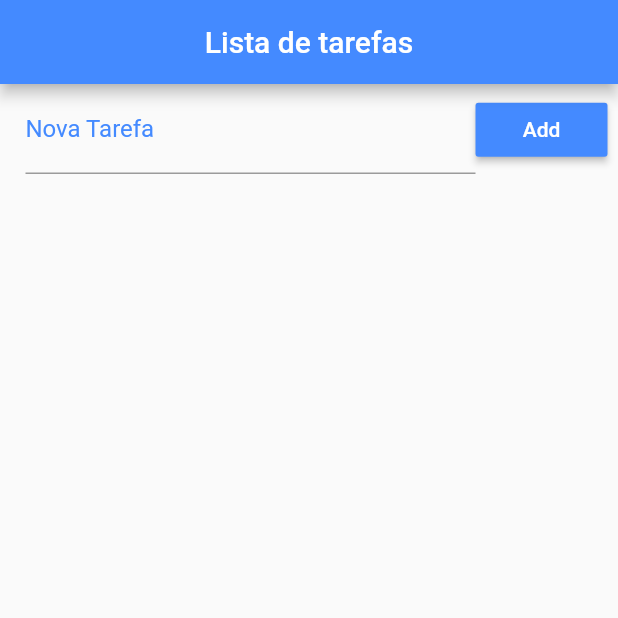
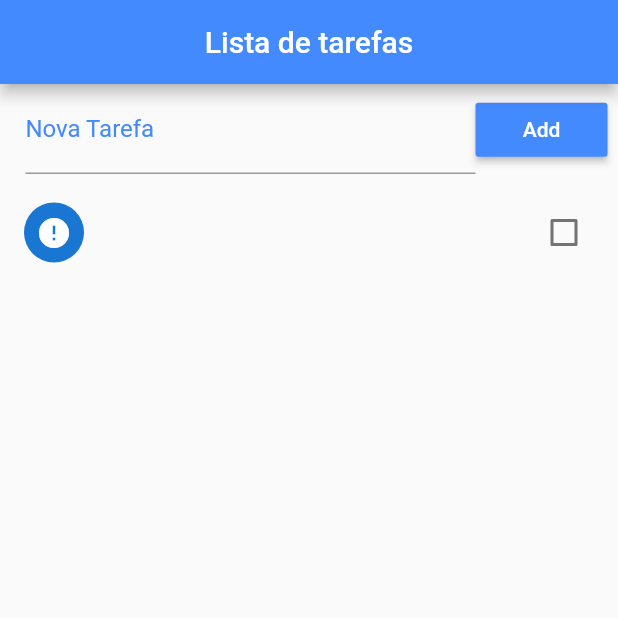
Before and after one commit to tiagosantos/listadetarefas, a Flutter app: the screen it shows after launch, after a tap on "Add", on a phone screen of 412 x 824 dp, the top half of it. Run offline on Flutter 3.47's test engine with Material 2 defaults, Android fonts, the phone set to English and light mode, and no system bars.

Commit message:
Create map list

```diff
--- a/lib/main.dart
+++ b/lib/main.dart
@@ -15,7 +15,17 @@ class Home extends StatefulWidget {
 }
 
 class _HomeState extends State<Home> {
+  final _toDoController = TextEditingController();
   List _toDoList = [];
+  void addToDo() {
+    setState(() {
+      Map<String, dynamic> newToDo = Map();
+      newToDo["title"] = _toDoController.text;
+      _toDoController.text = "";
+      newToDo["ok"] = false;
+      _toDoList.add(newToDo);
+    });
+  }
 
   @override
   Widget build(BuildContext context) {
@@ -33,6 +43,7 @@ class _HomeState extends State<Home> {
                 children: <Widget>[
                   Expanded(
                       child: TextField(
+                          controller: _toDoController,
                           decoration: InputDecoration(
                               labelText: "Nova Tarefa",
                               labelStyle:
@@ -41,10 +52,31 @@ class _HomeState extends State<Home> {
                       color: Colors.blueAccent,
                       child: Text("Add"),
                       textColor: Colors.white,
-                      onPressed: () {})
+                      onPressed: addToDo)
                 ],
               ),
-            )
+            ),
+            Expanded(
+                child: ListView.builder(
+              padding: EdgeInsets.only(top: 10.0),
+              itemCount: _toDoList.length,
+              itemBuilder: (context, index) {
+                return CheckboxListTile(
+                  title: Text(_toDoList[index]["title"]),
+                  value: _toDoList[index]["ok"],
+                  secondary: CircleAvatar(
+                    child: Icon(
+                        _toDoList[index]["ok"] ? Icons.check : Icons.error),
+                  ),
+                  onChanged: (c) {
+                    setState(() {
+                      _toDoList[index]["ok"] = c;
+                    });
+                    print(c);
+                  },
+                );
+              },
+            ))
           ],
         ));
   }
```
